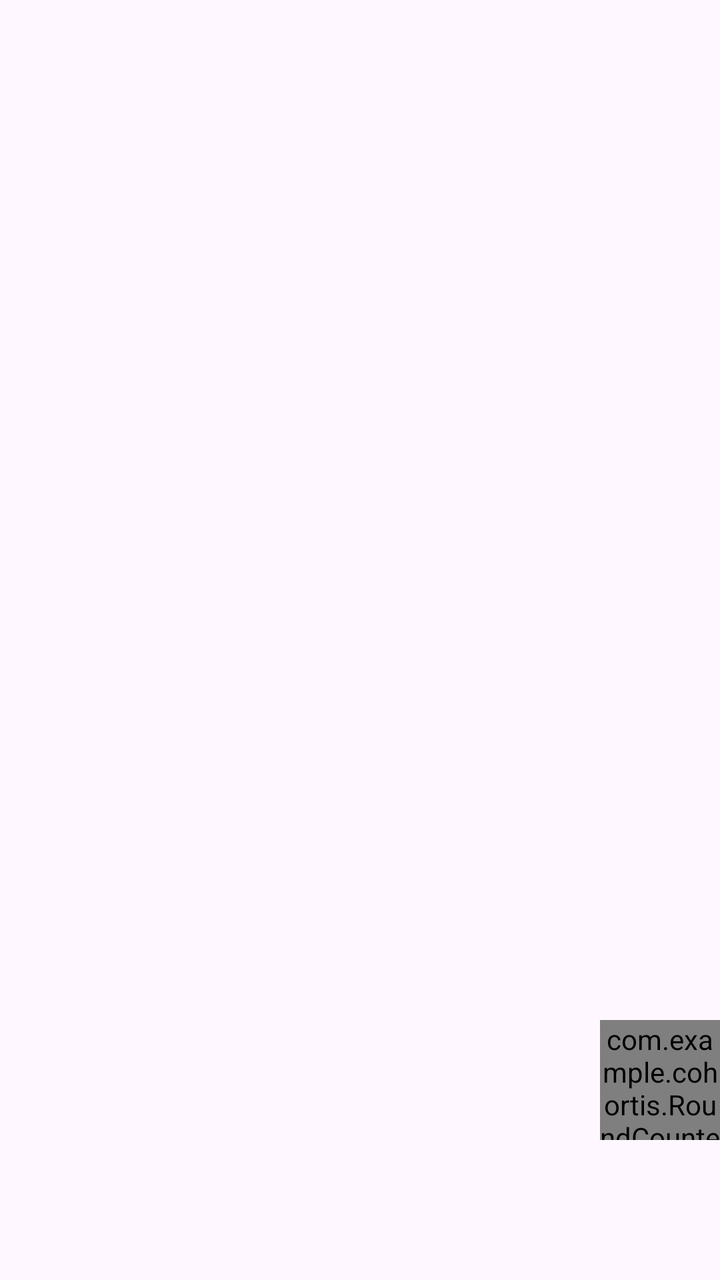
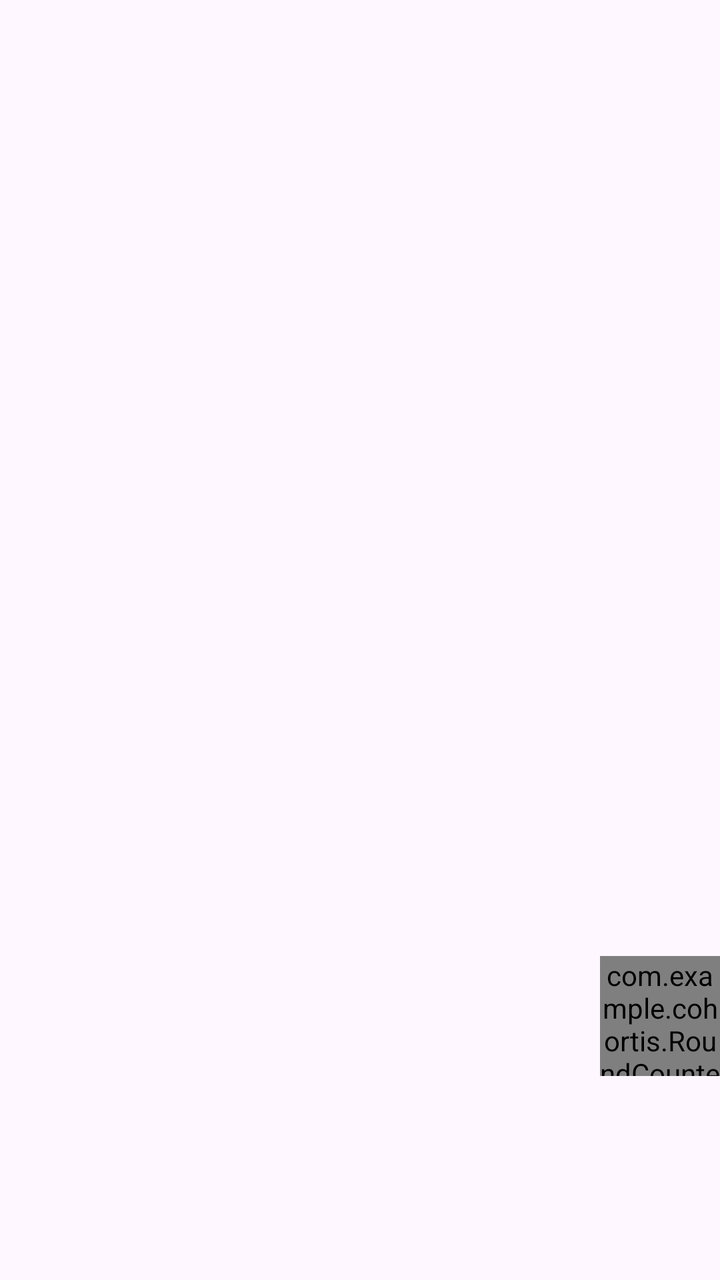

Before-and-after screenshots of an Android layout around one commit, followed by the original layout XML and the change that was made.
<!-- AndroidManifest.xml: application theme Theme.Cohortis -->
<!-- res/layout/content_main.xml -->
<?xml version="1.0" encoding="utf-8"?>

<androidx.constraintlayout.widget.ConstraintLayout xmlns:android="http://schemas.android.com/apk/res/android"
    xmlns:app="http://schemas.android.com/apk/res-auto"
    android:layout_width="match_parent"
    android:layout_height="match_parent"
    app:layout_behavior="@string/appbar_scrolling_view_behavior">

    
    <FrameLayout
        android:id="@+id/party_container"
        android:layout_width="0dp"
        android:layout_height="0dp"
        app:layout_constraintBottom_toTopOf="@+id/event_container"
        app:layout_constraintEnd_toEndOf="parent"
        app:layout_constraintStart_toStartOf="parent"
        app:layout_constraintTop_toTopOf="parent"
        app:layout_constraintVertical_weight="1" />

    
    <FrameLayout
        android:id="@+id/event_container"
        android:layout_width="0dp"
        android:layout_height="100dp"
        android:layout_marginBottom="0dp"
        app:layout_constraintBottom_toBottomOf="parent"
        app:layout_constraintEnd_toEndOf="parent"
        app:layout_constraintStart_toStartOf="parent" />

    
    <com.example.cohortis.RoundCounterCardView
        android:id="@+id/roundCounterCard"
        android:layout_width="60dp"
        android:layout_height="60dp"
        android:layout_marginEnd="0dp"
        app:cardCornerRadius="30dp"
        app:cardElevation="6dp"
        app:layout_constraintBottom_toBottomOf="@+id/party_container"
        app:layout_constraintTop_toTopOf="@+id/event_container"
        app:layout_constraintEnd_toEndOf="parent">

        <TextView
            android:id="@+id/tvRoundNumber"
            android:layout_width="match_parent"
            android:layout_height="match_parent"
            android:gravity="center"
            android:text="1"
            android:textSize="24sp"
            android:textStyle="bold"
            android:clickable="false"
            android:focusable="false" />
    </com.example.cohortis.RoundCounterCardView>

</androidx.constraintlayout.widget.ConstraintLayout>
<!-- resources referenced by this layout -->
<resources>
  <style name="Theme.Cohortis" parent="Base.Theme.Cohortis" />
  <style name="Base.Theme.Cohortis" parent="Theme.Material3.DayNight.NoActionBar">
          
          
      </style>
</resources>

<!-- the commit's change to res/layout/content_main.xml (unified diff, before → after) -->
@@ -22,7 +22,7 @@
         android:id="@+id/event_container"
         android:layout_width="0dp"
         android:layout_height="100dp"
-        android:layout_marginBottom="0dp"
+        android:layout_marginBottom="32dp"
         app:layout_constraintBottom_toBottomOf="parent"
         app:layout_constraintEnd_toEndOf="parent"
         app:layout_constraintStart_toStartOf="parent" />
